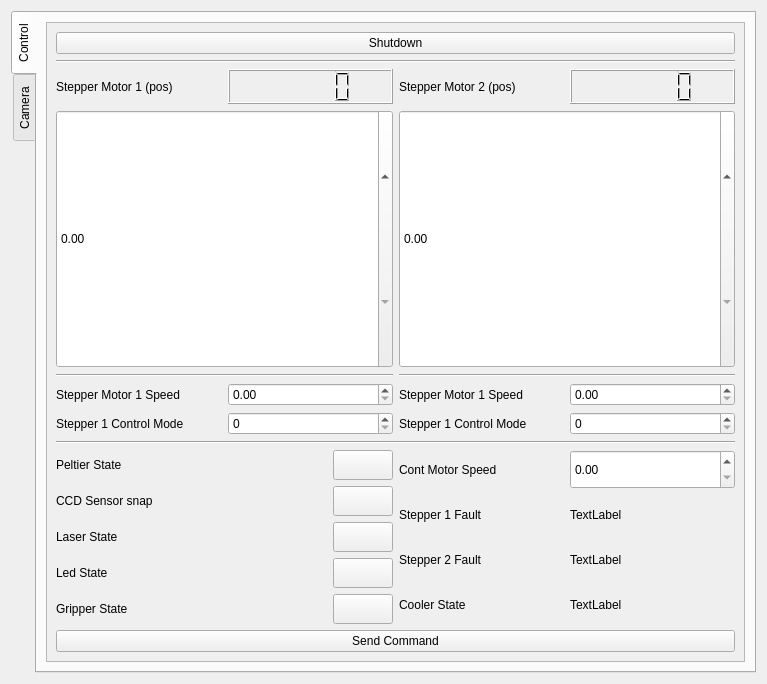
mcgill-robotics/rover, file UI_App/qt_ui_files/science_tab_layout2.ui: the form before one commit.
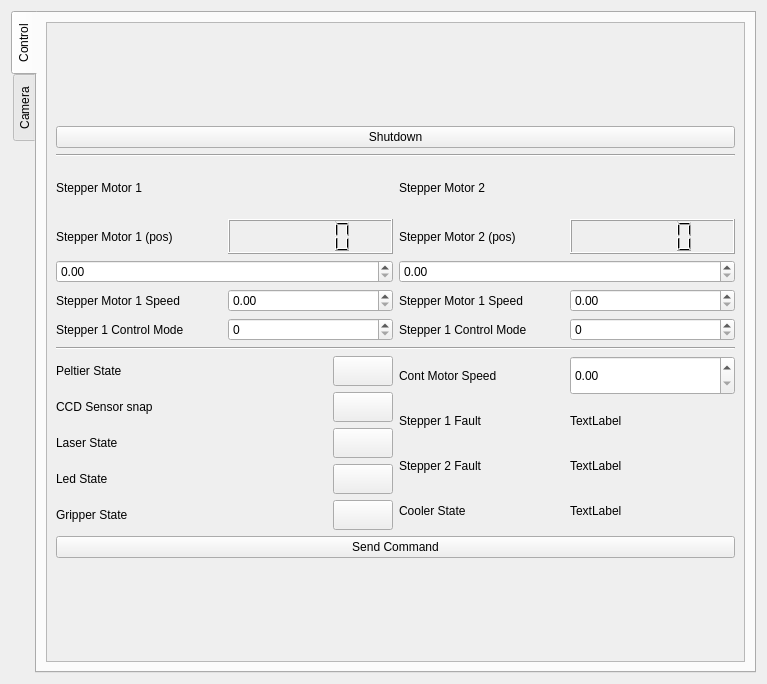
The form after the commit. Icons and pictures are not drawn.

Patch:
```diff
--- a/UI_App/qt_ui_files/science_tab_layout2.ui
+++ b/UI_App/qt_ui_files/science_tab_layout2.ui
@@ -227,24 +227,39 @@
                 <layout class="QGridLayout" name="gridLayout_13">
                  <item row="0" column="0">
                   <layout class="QGridLayout" name="gridLayout_18">
-                   <item row="2" column="0" colspan="2">
+                   <item row="1" column="1">
+                    <widget class="QLCDNumber" name="stepperMotor2Pos_value"/>
+                   </item>
+                   <item row="3" column="0" colspan="2">
                     <widget class="QDoubleSpinBox" name="stepperMotor2Pos_doubleSpinBox">
                      <property name="sizePolicy">
-                      <sizepolicy hsizetype="Minimum" vsizetype="Preferred">
+                      <sizepolicy hsizetype="Minimum" vsizetype="Maximum">
                        <horstretch>0</horstretch>
                        <verstretch>0</verstretch>
                       </sizepolicy>
                      </property>
                     </widget>
                    </item>
-                   <item row="3" column="0" colspan="2">
-                    <widget class="Line" name="line_4">
-                     <property name="orientation">
-                      <enum>Qt::Horizontal</enum>
+                   <item row="0" column="0" colspan="2">
+                    <widget class="QLabel" name="label_2">
+                     <property name="minimumSize">
+                      <size>
+                       <width>0</width>
+                       <height>50</height>
+                      </size>
+                     </property>
+                     <property name="maximumSize">
+                      <size>
+                       <width>16777215</width>
+                       <height>50</height>
+                      </size>
+                     </property>
+                     <property name="text">
+                      <string>Stepper Motor 2</string>
                      </property>
                     </widget>
                    </item>
-                   <item row="0" column="0">
+                   <item row="1" column="0">
                     <widget class="QLabel" name="stepperMotor2Pos_label">
                      <property name="sizePolicy">
                       <sizepolicy hsizetype="Minimum" vsizetype="Minimum">
@@ -287,9 +302,6 @@
                      </item>
                     </layout>
                    </item>
-                   <item row="0" column="1">
-                    <widget class="QLCDNumber" name="stepperMotor2Pos_value"/>
-                   </item>
                   </layout>
                  </item>
                 </layout>
@@ -359,44 +371,28 @@
                </item>
                <item row="0" column="0">
                 <layout class="QGridLayout" name="gridLayout_14">
-                 <item row="0" column="0">
+                 <item row="1" column="0">
                   <layout class="QGridLayout" name="gridLayout_16">
-                   <item row="2" column="0" colspan="2">
+                   <item row="1" column="1">
+                    <widget class="QLCDNumber" name="stepperMotor1Pos_value">
+                     <property name="sizePolicy">
+                      <sizepolicy hsizetype="Minimum" vsizetype="Preferred">
+                       <horstretch>0</horstretch>
+                       <verstretch>0</verstretch>
+                      </sizepolicy>
+                     </property>
+                    </widget>
+                   </item>
+                   <item row="3" column="0" colspan="2">
                     <widget class="QDoubleSpinBox" name="stepperMotor1Pos_doubleSpinBox">
                      <property name="sizePolicy">
-                      <sizepolicy hsizetype="Minimum" vsizetype="Preferred">
+                      <sizepolicy hsizetype="Minimum" vsizetype="Maximum">
                        <horstretch>0</horstretch>
                        <verstretch>0</verstretch>
                       </sizepolicy>
                      </property>
                     </widget>
                    </item>
-                   <item row="3" column="0" colspan="2">
-                    <widget class="Line" name="line_3">
-                     <property name="orientation">
-                      <enum>Qt::Horizontal</enum>
-                     </property>
-                    </widget>
-                   </item>
-                   <item row="0" column="0">
-                    <widget class="QLabel" name="stepperMotor1Pos_label">
-                     <property name="sizePolicy">
-                      <sizepolicy hsizetype="Minimum" vsizetype="Minimum">
-                       <horstretch>0</horstretch>
-                       <verstretch>0</verstretch>
-                      </sizepolicy>
-                     </property>
-                     <property name="maximumSize">
-                      <size>
-                       <width>16777215</width>
-                       <height>35</height>
-                      </size>
-                     </property>
-                     <property name="text">
-                      <string>Stepper Motor 1 (pos)</string>
-                     </property>
-                    </widget>
-                   </item>
                    <item row="4" column="0" colspan="2">
                     <layout class="QGridLayout" name="gridLayout_17">
                      <item row="1" column="0">
@@ -421,11 +417,40 @@
                      </item>
                     </layout>
                    </item>
-                   <item row="0" column="1">
-                    <widget class="QLCDNumber" name="stepperMotor1Pos_value"/>
+                   <item row="1" column="0">
+                    <widget class="QLabel" name="stepperMotor1Pos_label">
+                     <property name="sizePolicy">
+                      <sizepolicy hsizetype="Minimum" vsizetype="Minimum">
+                       <horstretch>0</horstretch>
+                       <verstretch>0</verstretch>
+                      </sizepolicy>
+                     </property>
+                     <property name="maximumSize">
+                      <size>
+                       <width>16777215</width>
+                       <height>35</height>
+                      </size>
+                     </property>
+                     <property name="text">
+                      <string>Stepper Motor 1 (pos)</string>
+                     </property>
+                    </widget>
                    </item>
                   </layout>
                  </item>
+                 <item row="0" column="0">
+                  <widget class="QLabel" name="label">
+                   <property name="maximumSize">
+                    <size>
+                     <width>16777215</width>
+                     <height>50</height>
+                    </size>
+                   </property>
+                   <property name="text">
+                    <string>Stepper Motor 1</string>
+                   </property>
+                  </widget>
+                 </item>
                 </layout>
                </item>
                <item row="1" column="0" colspan="2">
```
